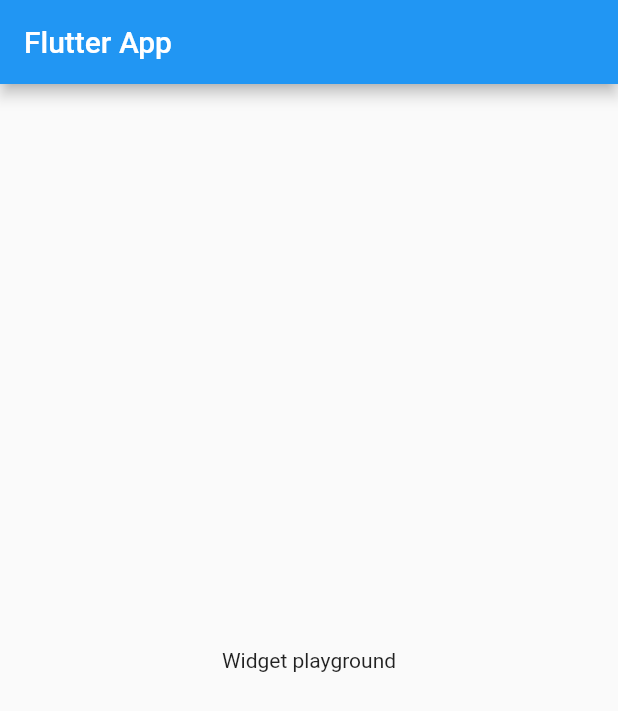
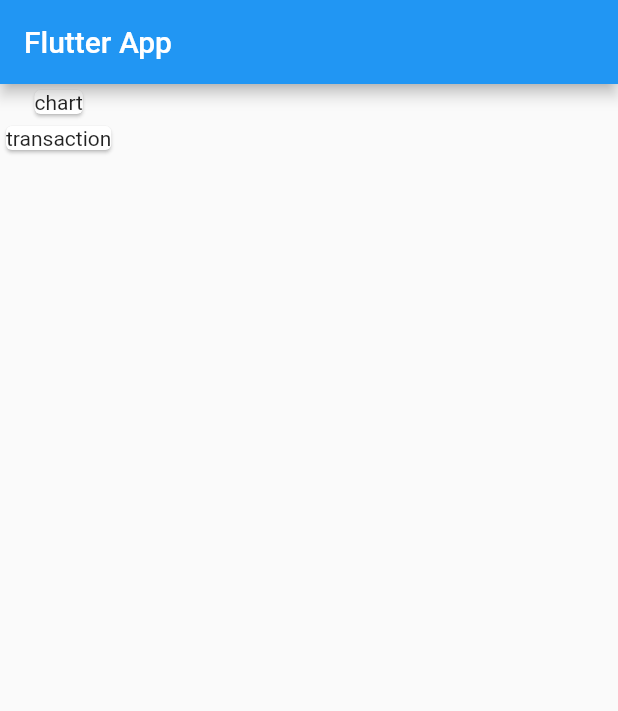
Before and after one commit to keerthanchand/personal-expenses, a Flutter app: the screen it shows after launch, on a phone screen of 412 x 824 dp. Shown: the top 711 px of the screen. Run offline on Flutter 3.47's test engine with Material 2 defaults, Android fonts, the phone set to English and light mode, and no system bars.

Commit message:
initial commit

```diff
--- a/lib/main.dart
+++ b/lib/main.dart
@@ -4,11 +4,12 @@ void main() {
   runApp(MyApp());
 }
 
-class MyApp extends StatelessWidget{
+class MyApp extends StatelessWidget {
   @override
-  Widget build(BuildContext context){
-    return MaterialApp(title: 'Flutter App',
-    home: MyHomePage(),
+  Widget build(BuildContext context) {
+    return MaterialApp(
+      title: 'Flutter App',
+      home: MyHomePage(),
     );
   }
 }
@@ -20,8 +21,17 @@ class MyHomePage extends StatelessWidget {
       appBar: AppBar(
         title: Text('Flutter App'),
       ),
-      body: Center(
-        child: Text('Widget playground'),
+      body: Column(
+        children: <Widget>[
+          Container(
+            child: Card(
+              child: Text('chart'),
+            ),
+          ),
+          Card(
+            child: Text('transaction'),
+          )
+        ],
       ),
     );
   }
```
